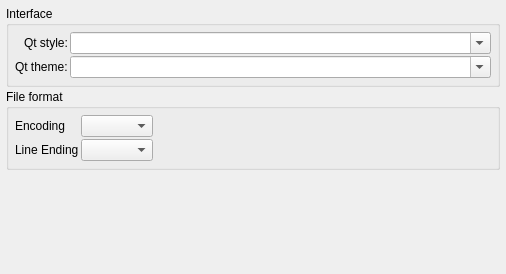
prymatex/prymatex, file resources/ui/configure/general.ui: the form before one commit.
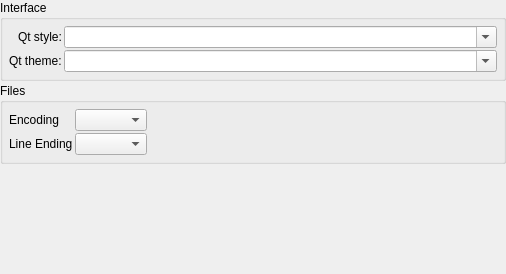
The form after the commit.

```diff
--- a/resources/ui/configure/general.ui
+++ b/resources/ui/configure/general.ui
@@ -18,7 +18,7 @@
     <number>2</number>
    </property>
    <property name="margin">
-    <number>6</number>
+    <number>0</number>
    </property>
    <item>
     <widget class="QGroupBox" name="groupBox_2">
@@ -72,7 +72,7 @@
    <item>
     <widget class="QGroupBox" name="groupBox">
      <property name="title">
-      <string>File format</string>
+      <string>Files</string>
      </property>
      <layout class="QFormLayout" name="formLayout_2">
       <property name="fieldGrowthPolicy">
```
